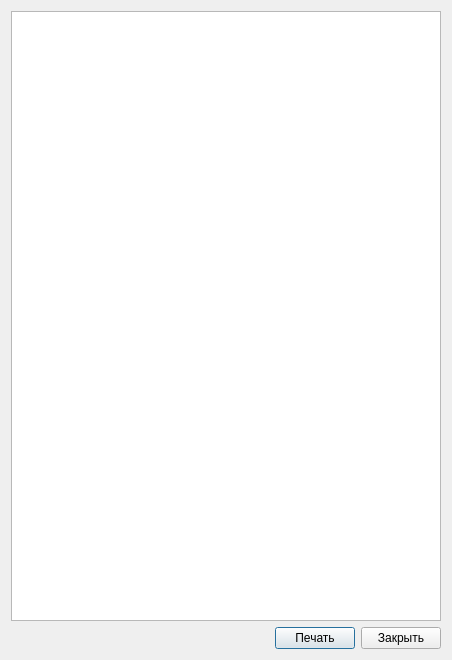
Above: dialogprintpacklist.ui from Sergeyego/warehouse before the change. Below: the same form after it.
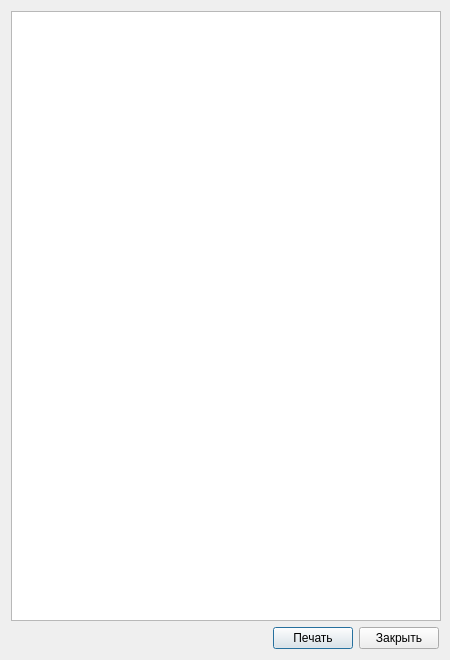
That is the form after the change.

Patch:
```diff
--- a/dialogprintpacklist.ui
+++ b/dialogprintpacklist.ui
@@ -6,10 +6,22 @@
    <rect>
     <x>0</x>
     <y>0</y>
-    <width>430</width>
-    <height>610</height>
+    <width>450</width>
+    <height>660</height>
    </rect>
   </property>
+  <property name="minimumSize">
+   <size>
+    <width>450</width>
+    <height>660</height>
+   </size>
+  </property>
+  <property name="maximumSize">
+   <size>
+    <width>450</width>
+    <height>660</height>
+   </size>
+  </property>
   <property name="windowTitle">
    <string>Упаковочный лист</string>
   </property>
```
Left out of the diff: 3 changed lines with no effect on the pictures.
